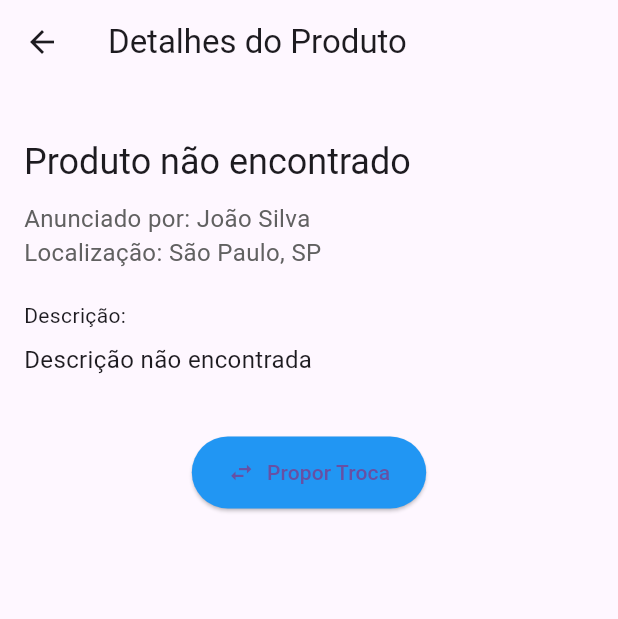
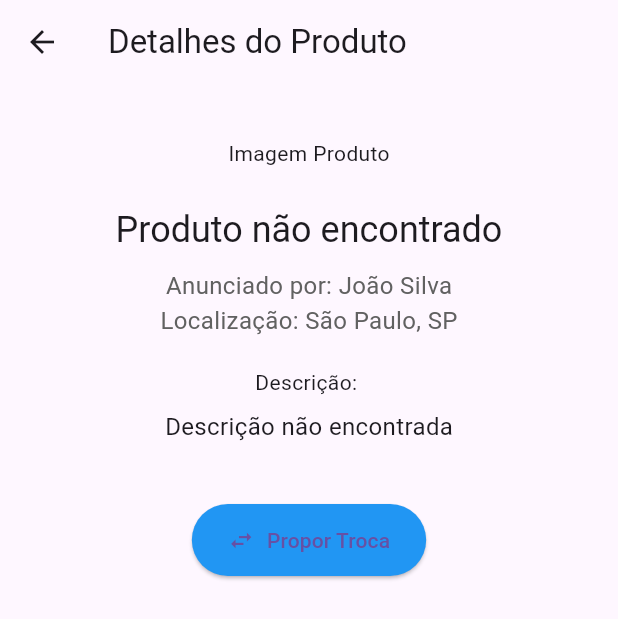
Before and after one commit to Jaum023/TradeIt, a Flutter app: the ProductDetail screen opened by its route, on a phone screen of 412 x 824 dp. Shown: the top 619 px of the screen. Run offline on Flutter 3.47's test engine with Material 3 defaults, Android fonts, the phone set to English and light mode, and no system bars.

Commit message:
ajustando o layout

```diff
--- a/tradeit_app/lib/src/features/product_detail/product_detail.dart
+++ b/tradeit_app/lib/src/features/product_detail/product_detail.dart
@@ -18,11 +18,15 @@ class ProductDetail extends StatelessWidget {
       body: SingleChildScrollView(
         padding: const EdgeInsets.all(16.0),
         child: Column(
-          crossAxisAlignment: CrossAxisAlignment.start,
+          crossAxisAlignment: CrossAxisAlignment.center,
           children: [
             // Imagem do produto
             SizedBox(height: 20),
+            Center(
+              child: Text("Imagem Produto"),
 
+            ),
+            SizedBox(height: 25),
             // Nome do produto
             Text(tituloProduto ?? "Produto não encontrado", style: Theme.of(context).textTheme.headlineSmall),
 
```
